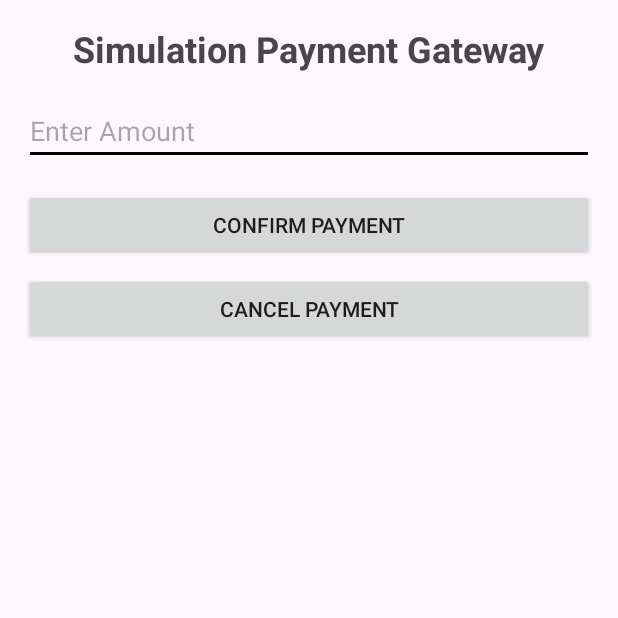
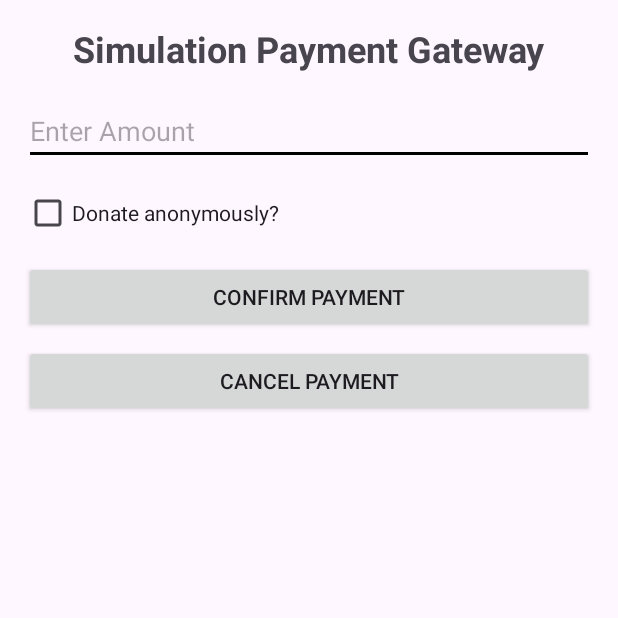
Before and after one commit to DevSnix/Sharity, an Android app: the SimulationPaymentActivity screen opened directly, with no data from a screen before it, on a phone screen of 412 x 824 dp, the top half of it. Run offline under Robolectric (Android 15) with nearby library versions, the phone set to English and light mode, and no system bars; our stand-ins replace Firebase (no records; nobody signed in at launch, a user with empty details on screens opened directly).

Commit message:
Added anonymity as an option while donating

```diff
--- a/app/src/main/java/com/test/sharity/SimulationPaymentActivity.java
+++ b/app/src/main/java/com/test/sharity/SimulationPaymentActivity.java
@@ -6,6 +6,7 @@ import android.content.Intent;
 import android.content.SharedPreferences;
 import android.os.Bundle;
 import android.widget.Button;
+import android.widget.CheckBox;
 import android.widget.EditText;
 import android.widget.Toast;
 
@@ -19,9 +20,9 @@ public class SimulationPaymentActivity extends Activity {
     private EditText editTextAmount;
     private Button buttonConfirmPayment;
     private Button buttonCancelPayment;
+    private CheckBox checkBoxAnonymous; // Add this line
 
     private int licenseNumber;
-    private Charity charity;
 
     @Override
     protected void onCreate(@Nullable Bundle savedInstanceState) {
@@ -31,18 +32,20 @@ public class SimulationPaymentActivity extends Activity {
         editTextAmount = findViewById(R.id.editTextAmount);
         buttonConfirmPayment = findViewById(R.id.buttonConfirmPayment);
         buttonCancelPayment = findViewById(R.id.buttonCancelPayment);
+        checkBoxAnonymous = findViewById(R.id.checkBoxAnonymous); // Initialize CheckBox
 
         licenseNumber = getIntent().getIntExtra("licenseNumber", -1);
 
         buttonConfirmPayment.setOnClickListener(v -> {
             double amount = Double.parseDouble(editTextAmount.getText().toString());
-            handlePayment(true, amount);
+            boolean isAnonymous = checkBoxAnonymous.isChecked(); // Check if anonymous
+            handlePayment(true, amount, isAnonymous); // Pass isAnonymous to handlePayment
         });
 
-        buttonCancelPayment.setOnClickListener(v -> handlePayment(false, 0));
+        buttonCancelPayment.setOnClickListener(v -> handlePayment(false, 0, false));
     }
 
-    private void handlePayment(boolean paymentStatus, double amount) {
+    private void handlePayment(boolean paymentStatus, double amount, boolean isAnonymous) {
         // Retrieve the logged-in user's ID from shared preferences
         SharedPreferences sharedPreferences = getSharedPreferences("UserDetails", Context.MODE_PRIVATE);
         int userId = sharedPreferences.getInt("userId", -1);
@@ -65,7 +68,7 @@ public class SimulationPaymentActivity extends Activity {
         donation.setLicenseNumber(licenseNumber); // Use actual license number
         donation.setUserId(userId); // Use retrieved user ID
         donation.setDonationType("One-time");
-        donation.setAnonymous(false);
+        donation.setAnonymous(isAnonymous); // Set anonymous flag
         donation.setDonationMessage("Thank you for your support!");
 
         // Save donation details to Firebase
--- a/app/src/main/res/layout/activity_simulation_payment.xml
+++ b/app/src/main/res/layout/activity_simulation_payment.xml
@@ -25,6 +25,15 @@
         android:inputType="numberDecimal"
         tools:ignore="HardcodedText" />
 
+    <CheckBox
+        android:id="@+id/checkBoxAnonymous"
+        android:layout_width="wrap_content"
+        android:layout_height="wrap_content"
+        android:text="Donate anonymously?"
+        android:layout_marginTop="16dp"
+        tools:ignore="HardcodedText" />
+
+
     <Button
         android:id="@+id/buttonConfirmPayment"
         android:layout_width="match_parent"
```
